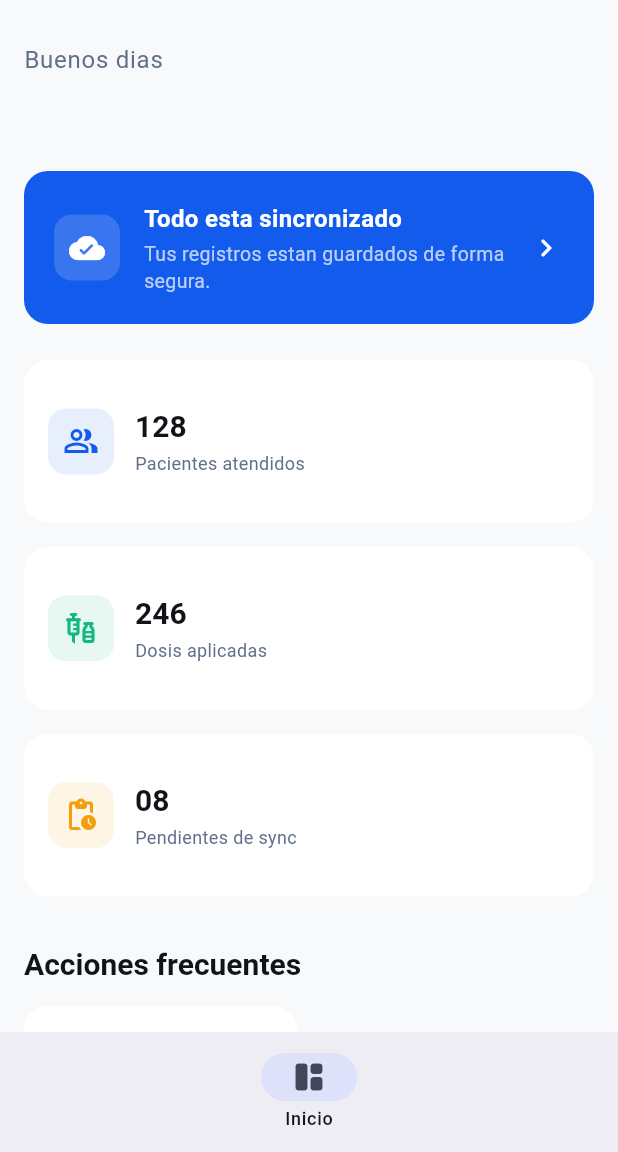
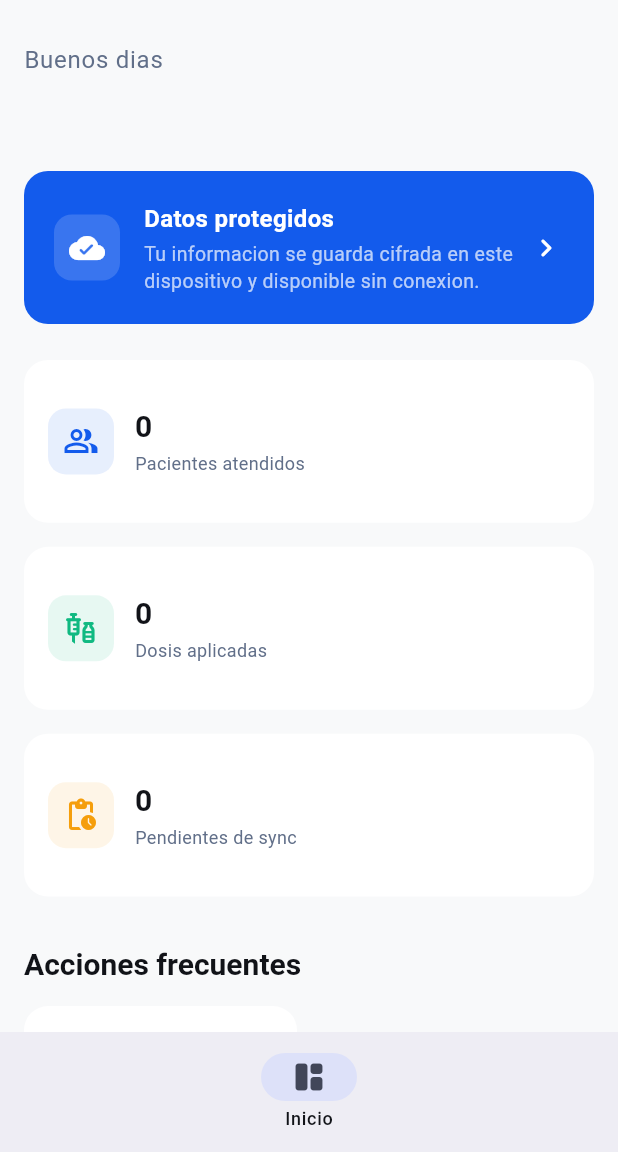
Before and after one commit to JormanNoriega/tu_vacuna_pai, a Flutter app: the DashboardPage screen opened directly with empty values, on a phone screen of 412 x 824 dp, the part 84-1236 px from its top. Run offline on Flutter 3.47's test engine with Material 3 defaults, Android fonts, the phone set to English and light mode, and no system bars; our stand-ins replace connectivity_plus, drift, drift_flutter, flutter_secure_storage, supabase_flutter; accounts and stored records are empty; generated files the repository leaves out were written again.

Commit message:
feat(mobile): gestion de usuarios solo con roles gestionables y home con datos honestos

```diff
--- a/apps/mobile/lib/features/dashboard/presentation/pages/dashboard_page.dart
+++ b/apps/mobile/lib/features/dashboard/presentation/pages/dashboard_page.dart
@@ -304,7 +304,7 @@ class _SyncBanner extends StatelessWidget {
                 crossAxisAlignment: CrossAxisAlignment.start,
                 children: [
                   Text(
-                    'Todo esta sincronizado',
+                    'Datos protegidos',
                     style: TextStyle(
                       color: Colors.white,
                       fontWeight: FontWeight.w700,
@@ -313,7 +313,8 @@ class _SyncBanner extends StatelessWidget {
                   ),
                   SizedBox(height: 4),
                   Text(
-                    'Tus registros estan guardados de forma segura.',
+                    'Tu informacion se guarda cifrada en este dispositivo '
+                    'y disponible sin conexion.',
                     style: TextStyle(color: Colors.white70, fontSize: 13),
                   ),
                 ],
@@ -410,22 +411,25 @@ class _StatsGrid extends StatelessWidget {
 
   @override
   Widget build(BuildContext context) {
+    // Datos reales en cero hasta que el modulo clinico los alimente. Cuando
+    // exista, estos contadores se computan SIEMPRE acotados a la institucion
+    // del actor (misma regla de alcance que el backend).
     const stats = [
       (
         icon: Icons.people_alt_outlined,
-        value: '128',
+        value: '0',
         label: 'Pacientes atendidos',
         color: AppColors.primary,
       ),
       (
         icon: Icons.vaccines_outlined,
-        value: '246',
+        value: '0',
         label: 'Dosis aplicadas',
         color: AppColors.success,
       ),
       (
         icon: Icons.pending_actions_rounded,
-        value: '08',
+        value: '0',
         label: 'Pendientes de sync',
         color: AppColors.warning,
       ),
--- a/apps/mobile/lib/features/users/data/users_repository_impl.dart
+++ b/apps/mobile/lib/features/users/data/users_repository_impl.dart
@@ -38,6 +38,7 @@ class UsersRepositoryImpl implements UsersRepository {
     final jsonList = await _apiClient.listUsersByInstitution(
       accessToken,
       institutionId: institutionId,
+      roles: const ['VACCINATOR', 'READ_ONLY'],
     );
     final users = jsonList.map(Vaccinator.fromJson).toList();
     for (final user in users) {
```
Also changed, not shown: apps/mobile/lib/core/network/api_client.dart (+10 -3 lines), 2 other files.
